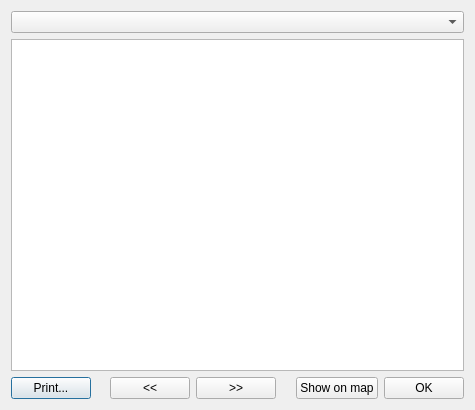
Above: csatevents.ui from PavelMr/skytechx before the change. Below: the same form after it.
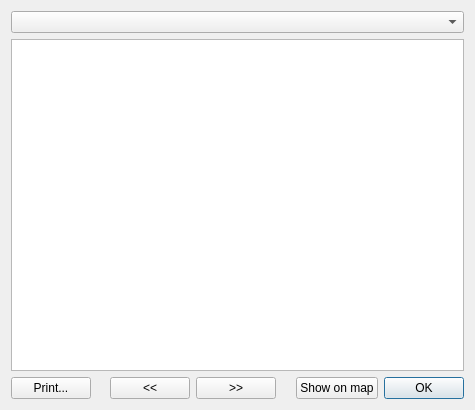
That is the form after the change.

Diff of the .ui file:
```diff
--- a/csatevents.ui
+++ b/csatevents.ui
@@ -97,6 +97,9 @@
        <property name="text">
         <string>OK</string>
        </property>
+       <property name="default">
+        <bool>true</bool>
+       </property>
       </widget>
      </item>
     </layout>
```
